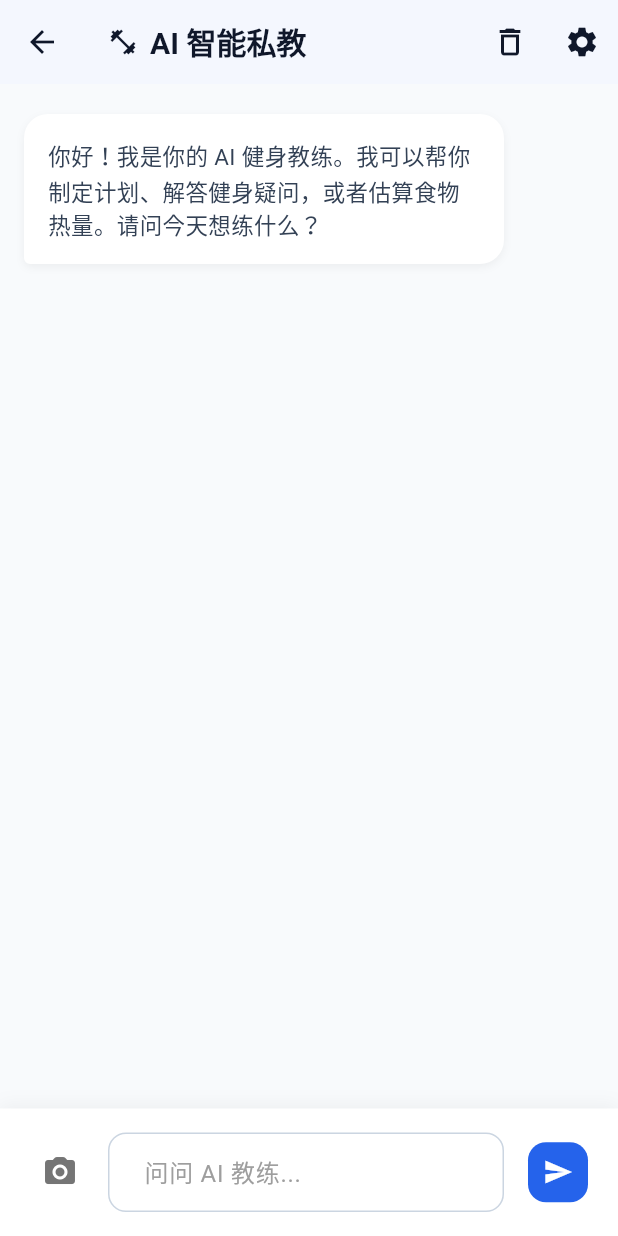
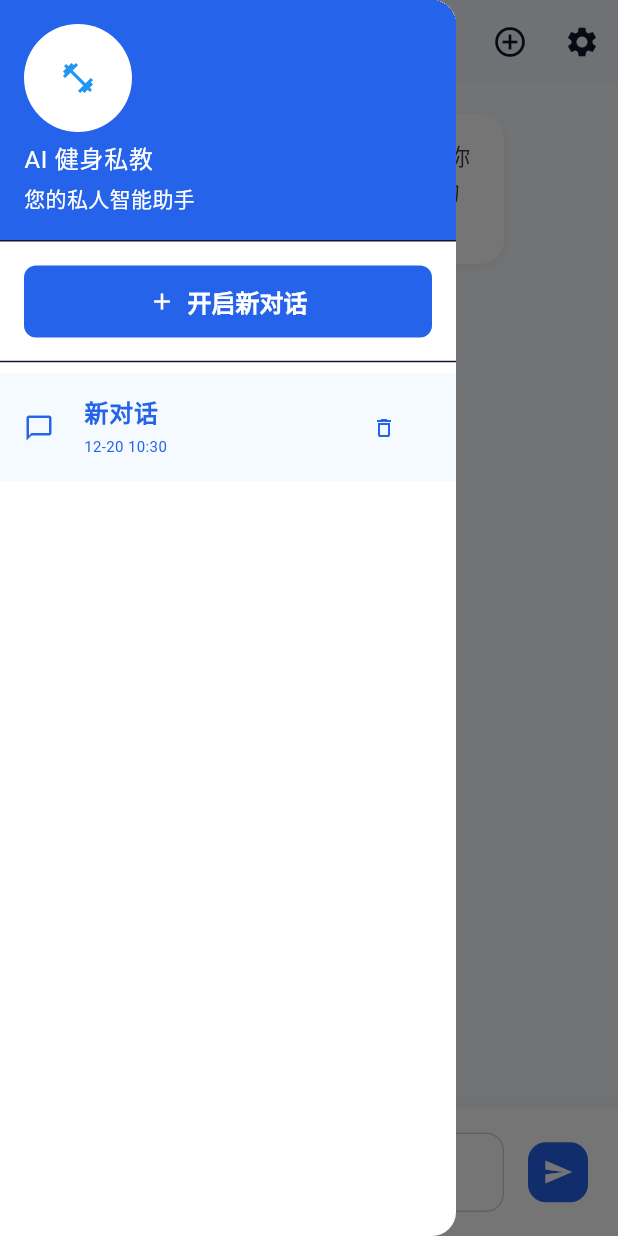
Before and after one commit to xxu14077-sketch/ai_fitness_coach, a Flutter app: the ChatPage screen opened directly, with the side drawer open (before the commit the screen has no drawer), on a phone screen of 412 x 824 dp. Run offline on Flutter 3.47's test engine with Material 3 defaults, Android fonts, the light colour scheme and no system bars; drawn by our look-alikes of flutter_markdown; our stand-ins replace file_picker, fl_chart, shared_preferences, supabase_flutter; missing offline and left inert: markdown, universal_html; accounts and stored records are empty.

Commit message:
Add multi-session chat history support

```diff
--- /dev/null
+++ b/lib/ui/chat_history_drawer.dart
@@ -0,0 +1,133 @@
+import 'dart:convert';
+import 'package:flutter/material.dart';
+import 'package:shared_preferences/shared_preferences.dart';
+import 'package:uuid/uuid.dart';
+import 'package:intl/intl.dart';
+
+// 数据模型：会话
+class ChatSession {
+  final String id;
+  String title;
+  final DateTime createdAt;
+  DateTime lastUpdatedAt;
+
+  ChatSession({
+    required this.id,
+    required this.title,
+    required this.createdAt,
+    required this.lastUpdatedAt,
+  });
+
+  Map<String, dynamic> toJson() => {
+        'id': id,
+        'title': title,
+        'createdAt': createdAt.toIso8601String(),
+        'lastUpdatedAt': lastUpdatedAt.toIso8601String(),
+      };
+
+  factory ChatSession.fromJson(Map<String, dynamic> json) => ChatSession(
+        id: json['id'],
+        title: json['title'],
+        createdAt: DateTime.parse(json['createdAt']),
+        lastUpdatedAt: DateTime.parse(json['lastUpdatedAt']),
+      );
+}
+
+// 侧边栏抽屉：历史会话列表
+class ChatHistoryDrawer extends StatelessWidget {
+  final List<ChatSession> sessions;
+  final String currentSessionId;
+  final Function(String) onSessionSelected;
+  final VoidCallback onNewSession;
+  final Function(String) onDeleteSession;
+
+  const ChatHistoryDrawer({
+    super.key,
+    required this.sessions,
+    required this.currentSessionId,
+    required this.onSessionSelected,
+    required this.onNewSession,
+    required this.onDeleteSession,
+  });
+
+  @override
+  Widget build(BuildContext context) {
+    return Drawer(
+      child: Column(
+        children: [
+          UserAccountsDrawerHeader(
+            accountName: const Text('AI 健身私教'),
+            accountEmail: const Text('您的私人智能助手'),
+            currentAccountPicture: const CircleAvatar(
+              backgroundColor: Colors.white,
+              child: Icon(Icons.fitness_center, color: Colors.blue),
+            ),
+            decoration: const BoxDecoration(
+              color: Color(0xFF2563EB),
+            ),
+          ),
+          Padding(
+            padding: const EdgeInsets.symmetric(horizontal: 16, vertical: 8),
+            child: SizedBox(
+              width: double.infinity,
+              child: ElevatedButton.icon(
+                onPressed: () {
+                  Navigator.pop(context); // Close drawer
+                  onNewSession();
+                },
+                icon: const Icon(Icons.add),
+                label: const Text('开启新对话'),
+                style: ElevatedButton.styleFrom(
+                  padding: const EdgeInsets.symmetric(vertical: 12),
+                  shape: RoundedRectangleBorder(
+                    borderRadius: BorderRadius.circular(8),
+                  ),
+                ),
+              ),
+            ),
+          ),
+          const Divider(),
+          Expanded(
+            child: sessions.isEmpty
+                ? const Center(
+                    child: Text('暂无历史记录', style: TextStyle(color: Colors.grey)),
+                  )
+                : ListView.builder(
+                    itemCount: sessions.length,
+                    itemBuilder: (context, index) {
+                      final session = sessions[index];
+                      final isSelected = session.id == currentSessionId;
+                      return ListTile(
+                        leading: const Icon(Icons.chat_bubble_outline, size: 20),
+                        title: Text(
+                          session.title,
+                          maxLines: 1,
+                          overflow: TextOverflow.ellipsis,
+                          style: TextStyle(
+                            fontWeight: isSelected ? FontWeight.bold : FontWeight.normal,
+                            color: isSelected ? const Color(0xFF2563EB) : null,
+                          ),
+                        ),
+                        subtitle: Text(
+                          DateFormat('MM-dd HH:mm').format(session.lastUpdatedAt),
+                          style: const TextStyle(fontSize: 10),
+                        ),
+                        selected: isSelected,
+                        selectedTileColor: Colors.blue.withOpacity(0.05),
+                        onTap: () {
+                          Navigator.pop(context);
+                          onSessionSelected(session.id);
+                        },
+                        trailing: IconButton(
+                          icon: const Icon(Icons.delete_outline, size: 16),
+                          onPressed: () => onDeleteSession(session.id),
+                        ),
+                      );
+                    },
+                  ),
+          ),
+        ],
+      ),
+    );
+  }
+}
--- a/lib/ui/chat_page.dart
+++ b/lib/ui/chat_page.dart
@@ -1,18 +1,19 @@
 import 'package:ai_fitness_coach/ui/settings_page.dart';
+import 'package:ai_fitness_coach/ui/chat_history_drawer.dart'; // Import Drawer
 import 'package:flutter/material.dart';
 import 'package:supabase_flutter/supabase_flutter.dart';
 import 'package:shared_preferences/shared_preferences.dart';
 import 'package:http/http.dart' as http;
 import 'dart:convert';
 import 'package:ai_fitness_coach/ui/theme.dart';
-import 'package:flutter/foundation.dart'; // For kIsWeb
+import 'package:flutter/foundation.dart';
 import 'package:file_picker/file_picker.dart';
-import 'dart:typed_data'; // For Uint8List
+import 'dart:typed_data';
 import 'package:universal_html/html.dart' as html;
 import 'package:universal_html/js_util.dart' as js_util;
 import 'package:flutter_markdown/flutter_markdown.dart';
 import 'package:markdown/markdown.dart' as md;
-import 'package:markdown/markdown.dart' as md;
+import 'package:uuid/uuid.dart'; // Import Uuid
 
 class ChatPage extends StatefulWidget {
   const ChatPage({super.key});
@@ -24,12 +25,15 @@ class ChatPage extends StatefulWidget {
 class _ChatPageState extends State<ChatPage> {
   final _controller = TextEditingController();
   final ScrollController _scrollController = ScrollController();
-  List<Map<String, String>> _messages = [
-    {
-      'role': 'assistant',
-      'content': '你好！我是你的 AI 健身教练。我可以帮你制定计划、解答健身疑问，或者估算食物热量。请问今天想练什么？'
-    }
-  ];
+  final GlobalKey<ScaffoldState> _scaffoldKey =
+      GlobalKey<ScaffoldState>(); // For Drawer
+
+  // --- Session Management ---
+  List<ChatSession> _sessions = [];
+  String _currentSessionId = '';
+  // --------------------------
+
+  List<Map<String, String>> _messages = [];
   bool _loading = false;
 
   // Image Upload State
@@ -45,13 +49,138 @@ class _ChatPageState extends State<ChatPage> {
   @override
   void initState() {
     super.initState();
-    _loadData();
+    _initializeData();
   }
 
-  Future<void> _loadData() async {
+  Future<void> _initializeData() async {
     await _loadAiConfig();
-    await _loadMessages();
+    await _loadSessions();
+
+    // If no sessions, create one
+    if (_sessions.isEmpty) {
+      _createNewSession();
+    } else {
+      // Load the most recent session
+      _selectSession(_sessions.first.id);
+    }
   }
+
+  // --- Session Logic ---
+  Future<void> _loadSessions() async {
+    final prefs = await SharedPreferences.getInstance();
+    final List<String>? sessionJsonList =
+        prefs.getStringList('chat_sessions_meta');
+
+    if (sessionJsonList != null) {
+      setState(() {
+        _sessions = sessionJsonList
+            .map((e) => ChatSession.fromJson(jsonDecode(e)))
+            .toList();
+        // Sort by last updated desc
+        _sessions.sort((a, b) => b.lastUpdatedAt.compareTo(a.lastUpdatedAt));
+      });
+    }
+  }
+
+  Future<void> _saveSessionsMeta() async {
+    final prefs = await SharedPreferences.getInstance();
+    final list = _sessions.map((e) => jsonEncode(e.toJson())).toList();
+    await prefs.setStringList('chat_sessions_meta', list);
+  }
+
+  void _createNewSession() {
+    final newId = const Uuid().v4();
+    final newSession = ChatSession(
+      id: newId,
+      title: '新对话',
+      createdAt: DateTime.now(),
+      lastUpdatedAt: DateTime.now(),
+    );
+
+    setState(() {
+      _sessions.insert(0, newSession);
+      _currentSessionId = newId;
+      _messages = [
+        {
+          'role': 'assistant',
+          'content': '你好！我是你的 AI 健身教练。我可以帮你制定计划、解答健身疑问，或者估算食物热量。请问今天想练什么？'
+        }
+      ];
+    });
+    _saveSessionsMeta();
+    _saveMessages(newId); // Save initial empty state
+  }
+
+  void _selectSession(String sessionId) async {
+    if (sessionId == _currentSessionId) return;
+
+    final prefs = await SharedPreferences.getInstance();
+    final messagesJson = prefs.getStringList('chat_history_$sessionId');
+
+    setState(() {
+      _currentSessionId = sessionId;
+      if (messagesJson != null) {
+        _messages = messagesJson
+            .map((e) => Map<String, String>.from(jsonDecode(e)))
+            .toList();
+      } else {
+        _messages = [];
+      }
+    });
+
+    // Move session to top
+    final index = _sessions.indexWhere((s) => s.id == sessionId);
+    if (index != -1) {
+      final session = _sessions.removeAt(index);
+      _sessions.insert(0, session);
+      _saveSessionsMeta();
+    }
+
+    _scrollToBottom();
+  }
+
+  void _deleteSession(String sessionId) async {
+    final prefs = await SharedPreferences.getInstance();
+    await prefs.remove('chat_history_$sessionId'); // Remove messages
+
+    setState(() {
+      _sessions.removeWhere((s) => s.id == sessionId);
+      if (_currentSessionId == sessionId) {
+        if (_sessions.isNotEmpty) {
+          _selectSession(_sessions.first.id);
+        } else {
+          _createNewSession();
+        }
+      } else {
+        _saveSessionsMeta();
+      }
+    });
+  }
+
+  void _updateSessionTitleIfNeeded(String userText) {
+    final index = _sessions.indexWhere((s) => s.id == _currentSessionId);
+    if (index != -1) {
+      final session = _sessions[index];
+      // Only update title if it's the default "新对话" or very short
+      if (session.title == '新对话' || _messages.length <= 3) {
+        setState(() {
+          // Take first 10 chars
+          session.title = userText.length > 15
+              ? '${userText.substring(0, 15)}...'
+              : userText;
+          session.lastUpdatedAt = DateTime.now();
+        });
+        _saveSessionsMeta();
+      } else {
+        // Just update timestamp
+        setState(() {
+          session.lastUpdatedAt = DateTime.now();
+        });
+        _saveSessionsMeta();
+      }
+    }
+  }
+  // --------------------------
 
   Future<void> _loadAiConfig() async {
     final prefs = await SharedPreferences.getInstance();
@@ -62,22 +191,10 @@ class _ChatPageState extends State<ChatPage> {
     });
   }
 
-  Future<void> _loadMessages() async {
-    final prefs = await SharedPreferences.getInstance();
-    final saved = prefs.getStringList('chat_history');
-    if (saved != null) {
-      setState(() {
-        _messages =
-            saved.map((e) => Map<String, String>.from(jsonDecode(e))).toList();
-      });
-      _scrollToBottom();
-    }
-  }
-
-  Future<void> _saveMessages() async {
+  Future<void> _saveMessages(String sessionId) async {
     final prefs = await SharedPreferences.getInstance();
     final list = _messages.map((e) => jsonEncode(e)).toList();
-    await prefs.setStringList('chat_history', list);
+    await prefs.setStringList('chat_history_$sessionId', list);
   }
 
   void _scrollToBottom() {
@@ -92,12 +209,11 @@ class _ChatPageState extends State<ChatPage> {
     });
   }
 
+  // ... (Keep _pickImage, _clearImage, _analyzeImageLocally exactly same as before)
   Future<void> _pickImage() async {
     try {
-      final result = await FilePicker.platform.pickFiles(
-        type: FileType.image,
-        withData: true,
-      );
+      final result = await FilePicker.platform
+          .pickFiles(type: FileType.image, withData: true);
       if (result != null) {
         setState(() {
           _selectedFileName = result.files.first.name;
@@ -118,7 +234,6 @@ class _ChatPageState extends State<ChatPage> {
 
   Future<String?> _analyzeImageLocally(Uint8List bytes) async {
     if (!kIsWeb) return null;
-
     try {
       setState(() => _isAnalyzingImage = true);
       final blob = html.Blob([bytes]);
@@ -170,8 +285,6 @@ class _ChatPageState extends State<ChatPage> {
     ];
 
     var apiUrl = Uri.parse('$url/chat/completions');
-
-    // CORS PROXY LOGIC FOR WEB
     if (kIsWeb) {
       if (url.contains('api.deepseek.com')) {
         final path = Uri.parse(url).path;
@@ -191,17 +304,15 @@ class _ChatPageState extends State<ChatPage> {
       'model': 'deepseek-chat',
       'messages': apiMessages,
       'temperature': 0.7,
-      'stream': true, // Enable streaming
+      'stream': true,
     });
 
     try {
       final streamedResponse = await request.send();
-
       if (streamedResponse.statusCode != 200) {
         throw 'API Error: ${streamedResponse.statusCode}';
       }
 
-      // Add a placeholder message for the assistant
       setState(() {
         _messages.add({'role': 'assistant', 'content': ''});
       });
@@ -215,26 +326,21 @@ class _ChatPageState extends State<ChatPage> {
         if (line.startsWith('data: ')) {
           final data = line.substring(6).trim();
           if (data == '[DONE]') return;
-
           try {
             final json = jsonDecode(data);
             final content = json['choices'][0]['delta']['content'] ?? '';
             fullContent += content;
-
-            // Update UI incrementally
             if (mounted) {
               setState(() {
                 _messages.last['content'] = fullContent;
               });
               _scrollToBottom();
             }
-          } catch (e) {
-            // Ignore parse errors for partial chunks
-          }
+          } catch (e) {}
         }
       }).asFuture();
 
-      _saveMessages(); // Save final result
+      _saveMessages(_currentSessionId); // Save to current session
     } catch (e) {
       throw '连接 AI 失败: $e';
     }
@@ -246,6 +352,11 @@ class _ChatPageState extends State<ChatPage> {
 
     String userContent = text;
 
+    // Update title logic
+    if (text.isNotEmpty) {
+      _updateSessionTitleIfNeeded(text);
+    }
+
     setState(() {
       _loading = true;
       if (_selectedImageBytes != null) {
@@ -254,7 +365,7 @@ class _ChatPageState extends State<ChatPage> {
         _messages.add({'role': 'user', 'content': text});
       }
     });
-    _saveMessages(); // Save user message
+    _saveMessages(_currentSessionId);
 
     _controller.clear();
     _scrollToBottom();
@@ -269,7 +380,7 @@ class _ChatPageState extends State<ChatPage> {
               _messages.add(
                   {'role': 'assistant', 'content': '✅ 图片分析完成，正在结合视觉数据思考...'});
             });
-            _saveMessages();
+            _saveMessages(_currentSessionId);
             _scrollToBottom();
           }
         }
@@ -281,7 +392,6 @@ class _ChatPageState extends State<ChatPage> {
 
     try {
       await _loadAiConfig();
-
       if (_apiKey != null && _apiKey!.isNotEmpty) {
         await _callAiApiStream(userContent);
       } else {
@@ -297,7 +407,7 @@ class _ChatPageState extends State<ChatPage> {
               });
             }
           });
-          _saveMessages();
+          _saveMessages(_currentSessionId);
         }
       }
     } catch (e) {
@@ -305,7 +415,7 @@ class _ChatPageState extends State<ChatPage> {
         setState(() {
           _messages.add({'role': 'assistant', 'content': '⚠️ $e'});
         });
-        _saveMessages();
+        _saveMessages(_currentSessionId);
       }
     } finally {
       if (mounted) {
@@ -317,6 +427,7 @@ class _ChatPageState extends State<ChatPage> {
     }
   }
 
+  // Mock reply logic same as before...
   String _getMockReply(String input) {
     if (input.contains('视觉分析数据')) {
       return '我已收到您的动作分析数据。从关键点来看，您的深蹲动作幅度标准，但注意膝盖不要过度内扣。建议在下一次训练中尝试减小站距，感受臀部发力。';
@@ -338,7 +449,23 @@ class _ChatPageState extends State<ChatPage> {
   @override
   Widget build(BuildContext context) {
     return Scaffold(
+      key: _scaffoldKey, // Add key for drawer
+      drawer: ChatHistoryDrawer(
+        sessions: _sessions,
+        currentSessionId: _currentSessionId,
+        onSessionSelected: _selectSession,
+        onNewSession: _createNewSession,
+        onDeleteSession: _deleteSession,
+      ),
       appBar: AppBar(
+        // Add menu button explicitly to open drawer
+        leading: IconButton(
+          icon: const Icon(Icons.history),
+          tooltip: '历史对话',
+          onPressed: () {
+            _scaffoldKey.currentState?.openDrawer();
+          },
+        ),
         title: const Row(
           children: [
             Icon(Icons.fitness_center, size: 20),
@@ -350,21 +477,9 @@ class _ChatPageState extends State<ChatPage> {
         elevation: 1,
         actions: [
           IconButton(
-            icon: const Icon(Icons.delete_outline),
-            tooltip: '清空对话',
-            onPressed: () async {
-              final prefs = await SharedPreferences.getInstance();
-              await prefs.remove('chat_history');
-              setState(() {
-                _messages = [
-                  {
-                    'role': 'assistant',
-                    'content':
-                        '你好！我是你的 AI 健身教练。我可以帮你制定计划、解答健身疑问，或者估算食物热量。请问今天想练什么？'
-                  }
-                ];
-              });
-            },
+            icon: const Icon(Icons.add_circle_outline),
+            tooltip: '新对话',
+            onPressed: _createNewSession,
           ),
           IconButton(
             icon: const Icon(Icons.settings),
@@ -428,12 +543,13 @@ class _ChatPageState extends State<ChatPage> {
     );
   }
 
+  // _buildMessageBubble and _buildInputArea remain same...
   Widget _buildMessageBubble(bool isUser, String content) {
     return Align(
       alignment: isUser ? Alignment.centerRight : Alignment.centerLeft,
       child: Container(
         margin: const EdgeInsets.only(bottom: 16),
-        constraints: const BoxConstraints(maxWidth: 320), // 稍微调宽一点
+        constraints: const BoxConstraints(maxWidth: 320),
         decoration: BoxDecoration(
           color: isUser ? AppTheme.primaryColor : Colors.white,
           borderRadius: BorderRadius.only(
@@ -455,46 +571,17 @@ class _ChatPageState extends State<ChatPage> {
           child: MarkdownBody(
             data: content,
             selectable: true,
-            // 启用 GitHub 风格的 Markdown (支持表格、删除线等)
             extensionSet: md.ExtensionSet.gitHubFlavored,
             styleSheet: MarkdownStyleSheet(
-              // 普通文本
               p: TextStyle(
                 color: isUser ? Colors.white : const Color(0xFF334155),
                 fontSize: 15,
                 height: 1.5,
               ),
-              // 粗体
               strong: TextStyle(
                 color: isUser ? Colors.white : Colors.black87,
                 fontWeight: FontWeight.bold,
               ),
-              // 斜体
-              em: TextStyle(
-                color: isUser ? Colors.white70 : Colors.black54,
-                fontStyle: FontStyle.italic,
-              ),
-              // 列表项
-              listBullet: TextStyle(
-                color: isUser ? Colors.white : Colors.black87,
-              ),
-              // 标题
-              h1: TextStyle(
-                color: isUser ? Colors.white : Colors.black87,
-                fontWeight: FontWeight.bold,
-                fontSize: 20,
-              ),
-              h2: TextStyle(
-                color: isUser ? Colors.white : Colors.black87,
-                fontWeight: FontWeight.bold,
-                fontSize: 18,
-              ),
-              h3: TextStyle(
-                color: isUser ? Colors.white : Colors.black87,
-                fontWeight: FontWeight.bold,
-                fontSize: 16,
-              ),
-              // 代码块
               code: TextStyle(
                 backgroundColor: isUser ? Colors.black26 : Colors.grey.shade100,
                 color: isUser ? Colors.white : Colors.red,
@@ -504,13 +591,9 @@ class _ChatPageState extends State<ChatPage> {
                 color: isUser ? Colors.black26 : Colors.grey.shade50,
                 borderRadius: BorderRadius.circular(8),
               ),
-              // 表格
               tableHead: TextStyle(
                 color: isUser ? Colors.white : Colors.black87,
                 fontWeight: FontWeight.bold,
-              ),
-              tableBody: TextStyle(
-                color: isUser ? Colors.white : const Color(0xFF334155),
               ),
               tableBorder: TableBorder.all(
                 color: isUser ? Colors.white30 : Colors.grey.shade300,
@@ -591,7 +674,7 @@ class _ChatPageState extends State<ChatPage> {
                     child: TextField(
                       controller: _controller,
                       minLines: 1,
-                      maxLines: 4, // Allow multiline input
+                      maxLines: 4,
                       decoration: const InputDecoration(
                         hintText: '问问 AI 教练...',
                         hintStyle: TextStyle(color: Colors.grey),
@@ -599,9 +682,6 @@ class _ChatPageState extends State<ChatPage> {
                         contentPadding:
                             EdgeInsets.symmetric(horizontal: 20, vertical: 14),
                       ),
-                      // onSubmitted handles only single line usually, but for chat apps often good to keep.
-                      // But with maxLines > 1, Enter usually means new line.
-                      // Let's keep it simple: Text Field grows, send button is primary trigger.
                     ),
                   ),
                 ),
--- a/pubspec.yaml
+++ b/pubspec.yaml
@@ -19,6 +19,7 @@ dependencies:
   shared_preferences: ^2.5.4
   http: ^1.6.0
   flutter_markdown: ^0.7.7+1
+  uuid: ^4.5.2
 
 dev_dependencies:
   flutter_test:
```
Also changed, not shown: public/assets/fonts/MaterialIcons-Regular.otf, pubspec.lock, 9 other files.
